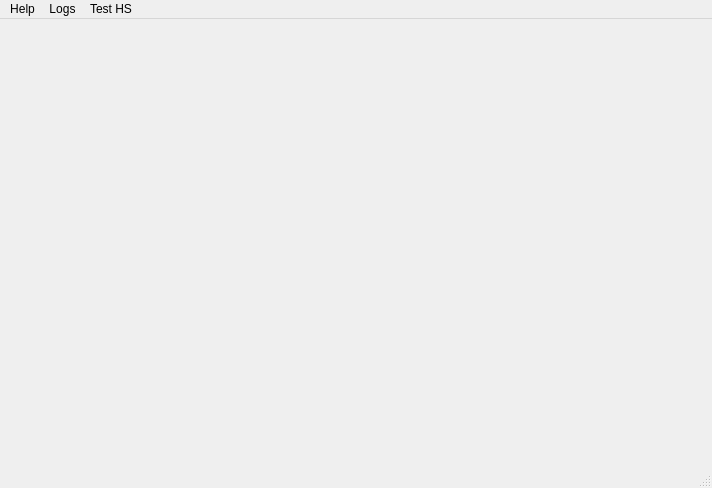
Above: mainwindow.ui from M25Racer/SBC_App before the change. Below: the same form after it.
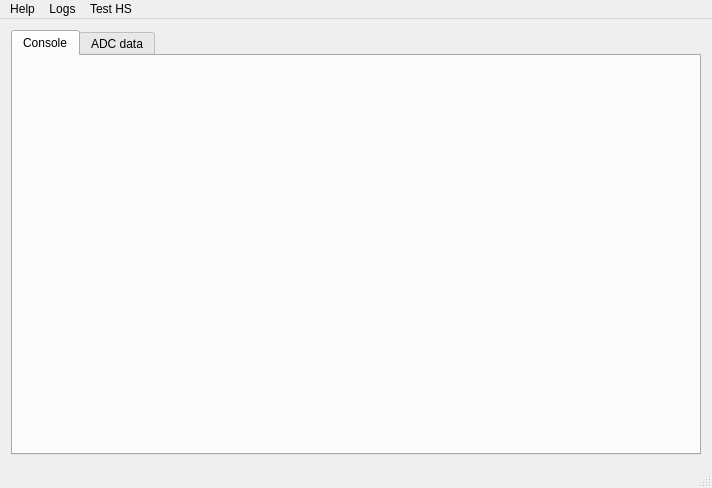
That is the form after the change. Icons and pictures are not drawn.

Commit message: Added tabs for future UI

```diff
--- a/mainwindow.ui
+++ b/mainwindow.ui
@@ -14,7 +14,31 @@
    <string>SBC App</string>
   </property>
   <widget class="QWidget" name="centralWidget">
-   <layout class="QVBoxLayout" name="verticalLayout"/>
+   <layout class="QVBoxLayout" name="verticalLayout">
+    <item>
+     <widget class="QTabWidget" name="tabWidget">
+      <property name="currentIndex">
+       <number>0</number>
+      </property>
+      <widget class="QWidget" name="tab_1">
+       <property name="sizePolicy">
+        <sizepolicy hsizetype="Preferred" vsizetype="Preferred">
+         <horstretch>0</horstretch>
+         <verstretch>0</verstretch>
+        </sizepolicy>
+       </property>
+       <attribute name="title">
+        <string>Console</string>
+       </attribute>
+      </widget>
+      <widget class="QWidget" name="tab_2">
+       <attribute name="title">
+        <string>ADC data</string>
+       </attribute>
+      </widget>
+     </widget>
+    </item>
+   </layout>
   </widget>
   <widget class="QMenuBar" name="menuBar">
    <property name="geometry">
```
The commit also changes 1 other file.
